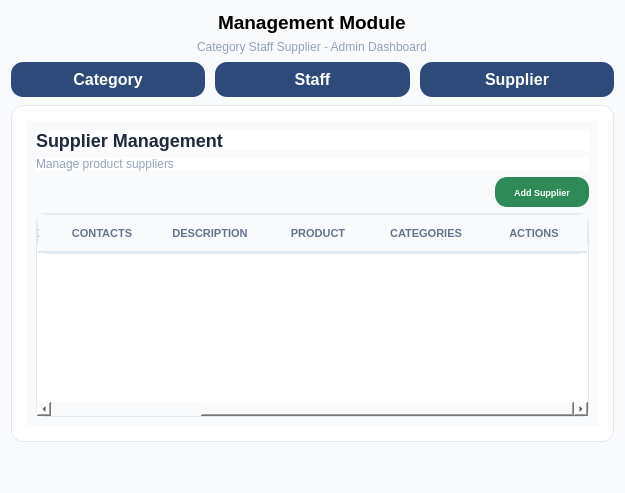
kriitikat/Sajilo-Bazarr, file ui/supplier.ui: the form before one commit.
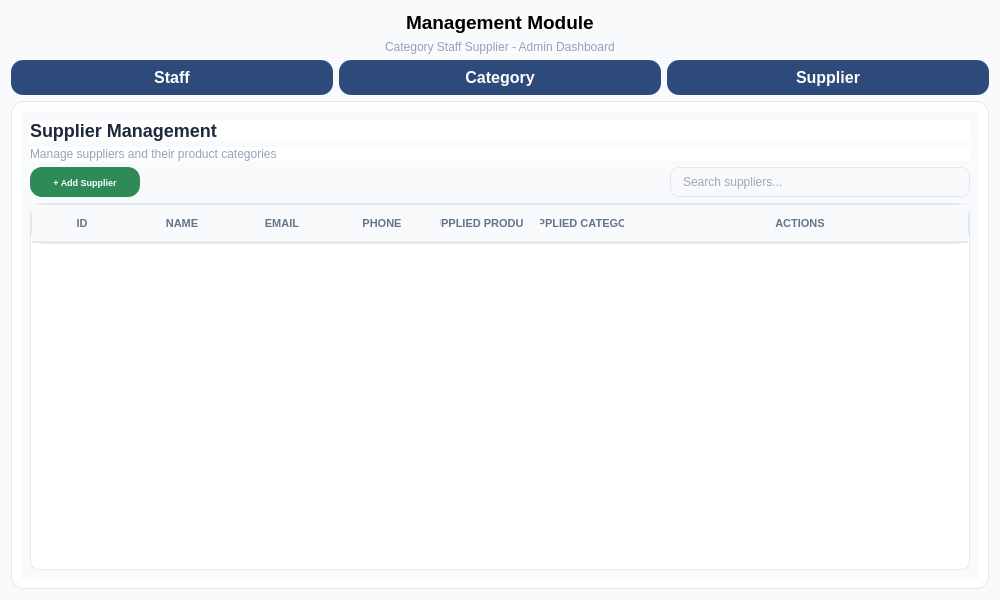
The form after the commit.

What changed in the file:
```diff
--- a/ui/supplier.ui
+++ b/ui/supplier.ui
@@ -6,13 +6,13 @@
    <rect>
     <x>0</x>
     <y>0</y>
-    <width>625</width>
-    <height>493</height>
+    <width>1000</width>
+    <height>600</height>
    </rect>
   </property>
   <property name="minimumSize">
    <size>
-    <width>450</width>
+    <width>500</width>
     <height>0</height>
    </size>
   </property>
@@ -26,9 +26,6 @@
   <property name="windowTitle">
    <string>Form</string>
   </property>
-  <property name="layoutDirection">
-   <enum>Qt::LayoutDirection::RightToLeft</enum>
-  </property>
   <property name="autoFillBackground">
    <bool>false</bool>
   </property>
@@ -38,7 +35,7 @@
     font-family: 'Segoe UI';
 }</string>
   </property>
-  <layout class="QVBoxLayout" name="verticalLayout">
+  <layout class="QVBoxLayout" name="verticalLayout_main">
    <item alignment="Qt::AlignmentFlag::AlignHCenter">
     <widget class="QLabel" name="ManagementModuletitle">
      <property name="minimumSize">
@@ -102,41 +99,7 @@
     </widget>
    </item>
    <item>
-    <layout class="QHBoxLayout" name="horizontalLayout">
-     <property name="spacing">
-      <number>10</number>
-     </property>
-     <property name="sizeConstraint">
-      <enum>QLayout::SizeConstraint::SetFixedSize</enum>
-     </property>
-     <property name="topMargin">
-      <number>2</number>
-     </property>
-     <property name="bottomMargin">
-      <number>2</number>
-     </property>
-     <item>
-      <widget class="QPushButton" name="navSupplierBtn">
-       <property name="styleSheet">
-        <string notr="true">QPushButton {
-    background-color: #2D4A7A;
-    border: none;
-    padding: 8px 16px;
-    color: white;
-    font-weight: bold;
-    border-radius:12px;
-}
-QPushButton:hover {
-    color:white;
-   background-color: #1B2A4A;
-    border-radius:12px;
-}</string>
-       </property>
-       <property name="text">
-        <string>Supplier</string>
-       </property>
-      </widget>
-     </item>
+    <layout class="QHBoxLayout" name="navLayout">
      <item>
       <widget class="QPushButton" name="navStaffBtn">
        <property name="styleSheet">
@@ -150,7 +113,7 @@
 }
 QPushButton:hover {
     color:white;
-   background-color: #1B2A4A;
+    background-color: #1B2A4A;
     border-radius:12px;
 }</string>
        </property>
@@ -172,7 +135,7 @@
 }
 QPushButton:hover {
     color:white;
-   background-color: #1B2A4A;
+    background-color: #1B2A4A;
     border-radius:12px;
 }</string>
        </property>
@@ -181,6 +144,28 @@
        </property>
       </widget>
      </item>
+     <item>
+      <widget class="QPushButton" name="navSupplierBtn">
+       <property name="styleSheet">
+        <string notr="true">QPushButton {
+    background-color: #2D4A7A;
+    border: none;
+    padding: 8px 16px;
+    color: white;
+    font-weight: bold;
+    border-radius:12px;
+}
+QPushButton:hover {
+    color:white;
+    background-color: #1B2A4A;
+    border-radius:12px;
+}</string>
+       </property>
+       <property name="text">
+        <string>Supplier</string>
+       </property>
+      </widget>
+     </item>
     </layout>
    </item>
    <item>
@@ -198,27 +183,10 @@
      <property name="frameShadow">
       <enum>QFrame::Shadow::Raised</enum>
      </property>
-     <layout class="QVBoxLayout" name="verticalLayout_2">
-      <property name="spacing">
-       <number>15</number>
-      </property>
-      <property name="leftMargin">
-       <number>15</number>
-      </property>
-      <property name="topMargin">
-       <number>15</number>
-      </property>
-      <property name="rightMargin">
-       <number>15</number>
-      </property>
-      <property name="bottomMargin">
-       <number>15</number>
-      </property>
+     <layout class="QVBoxLayout" name="cardLayout">
       <item>
-       <layout class="QVBoxLayout" name="verticalLayout_4">
-        <item>
-         <widget class="QWidget" name="widget" native="true">
-          <layout class="QVBoxLayout" name="verticalLayout_3">
+       <widget class="QWidget" name="cardInner" native="true">
+        <layout class="QVBoxLayout" name="innerLayout">
            <item>
             <widget class="QLabel" name="cardTitleLabel">
              <property name="font">
@@ -251,21 +219,23 @@
 }</string>
              </property>
              <property name="text">
-              <string>Manage product suppliers</string>
+            <string>Manage suppliers and their product categories</string>
              </property>
             </widget>
            </item>
            <item>
-            <widget class="QPushButton" name="addCategoryBtn">
+          <layout class="QHBoxLayout" name="toolbarLayout">
+           <item>
+            <widget class="QPushButton" name="addSupplierBtn">
              <property name="minimumSize">
               <size>
-               <width>90</width>
+               <width>110</width>
                <height>30</height>
               </size>
              </property>
              <property name="maximumSize">
               <size>
-               <width>94</width>
+               <width>120</width>
                <height>30</height>
               </size>
              </property>
@@ -278,30 +248,82 @@
              </property>
              <property name="styleSheet">
               <string notr="true">QPushButton {
-    background-color:#2E8B57;
+    background-color: #2E8B57;
     border: none;
     padding: 8px 16px;
     color: white;
     font-weight: bold;
-    border-radius: 12px !important;        /* Smooth, modern rounded corners */
-    font-family: &quot;Segoe UI&quot;, Arial;
+    border-radius: 12px;
+    font-family: "Segoe UI", Arial;
     font-size: 9px;
 }
 QPushButton:hover {
-    color:white;
-    background-color:#0B6623;
+    color: white;
+    background-color: #0B6623;
 }</string>
              </property>
              <property name="text">
-              <string>Add Supplier</string>
+              <string>+ Add Supplier</string>
              </property>
             </widget>
            </item>
            <item>
-            <widget class="QTableWidget" name="categoryTableWidget">
-             <property name="layoutDirection">
-              <enum>Qt::LayoutDirection::RightToLeft</enum>
+            <spacer name="toolbarSpacer">
+             <property name="orientation">
+              <enum>Qt::Orientation::Horizontal</enum>
              </property>
+             <property name="sizeHint" stdset="0">
+              <size>
+               <width>40</width>
+               <height>20</height>
+              </size>
+             </property>
+            </spacer>
+           </item>
+           <item>
+            <widget class="QLineEdit" name="searchEdit">
+             <property name="minimumSize">
+              <size>
+               <width>220</width>
+               <height>30</height>
+              </size>
+             </property>
+             <property name="maximumSize">
+              <size>
+               <width>300</width>
+               <height>30</height>
+              </size>
+             </property>
+             <property name="font">
+              <font>
+               <family>Segoe UI</family>
+               <pointsize>-1</pointsize>
+               <bold>false</bold>
+              </font>
+             </property>
+             <property name="styleSheet">
+              <string notr="true">QLineEdit {
+    border: 1px solid #e2e8f0;
+    border-radius: 8px;
+    padding: 4px 10px;
+    font-size: 12px;
+    background-color: #f8fafc;
+    color: #475569;
+}
+QLineEdit:focus {
+    border: 1px solid #2D4A7A;
+    background-color: #ffffff;
+}</string>
+             </property>
+             <property name="placeholderText">
+              <string>Search suppliers...</string>
+             </property>
+            </widget>
+           </item>
+          </layout>
+         </item>
+         <item>
+          <widget class="QTableWidget" name="supplierTable">
              <property name="styleSheet">
               <string notr="true">QTableWidget {
     border: 1px solid #e2e8f0;
@@ -310,19 +332,15 @@
     gridline-color: #f1f5f9;
     font-size: 13px;
 }
-
-/* FIX: Target text items specifically so it doesn't break custom cell widgets */
 QTableWidget::item {
-    padding: 6px 8px; /* Slightly reduced vertical padding for a sleek look */
+    padding: 12px 8px;
     border-bottom: 1px solid #f1f5f9;
     color: #475569;
 }
-
 QTableWidget::item:selected {
     background-color: #f0fdf4;
     color: #1e293b;
 }
-
 QHeaderView::section {
     background-color: #f8fafc;
     color: #64748b;
@@ -334,11 +352,17 @@
     text-transform: uppercase;
 }</string>
              </property>
-             <property name="sortingEnabled">
-              <bool>true</bool>
+           <property name="editTriggers">
+            <set>QAbstractItemView::EditTrigger::NoEditTriggers</set>
+           </property>
+           <property name="selectionBehavior">
+            <enum>QAbstractItemView::SelectionBehavior::SelectRows</enum>
+           </property>
+           <property name="columnCount">
+            <number>7</number>
              </property>
              <attribute name="horizontalHeaderMinimumSectionSize">
-              <number>108</number>
+            <number>90</number>
              </attribute>
              <attribute name="horizontalHeaderHighlightSections">
               <bool>false</bool>
@@ -346,70 +370,52 @@
              <attribute name="horizontalHeaderStretchLastSection">
               <bool>true</bool>
              </attribute>
-             <attribute name="verticalHeaderStretchLastSection">
-              <bool>true</bool>
-             </attribute>
-             <column>
-              <property name="text">
-               <string>ACTIONS</string>
-              </property>
-             </column>
-             <column>
-              <property name="text">
-               <string>CATEGORIES</string>
-              </property>
-             </column>
-             <column>
-              <property name="text">
-               <string>PRODUCT</string>
-              </property>
-             </column>
-             <column>
-              <property name="text">
-               <string>DESCRIPTION</string>
-              </property>
-             </column>
-             <column>
-              <property name="text">
-               <string>CONTACTS</string>
-              </property>
-             </column>
-             <column>
-              <property name="text">
-               <string>SUPPLIER NAME</string>
-              </property>
-             </column>
+           <attribute name="verticalHeaderVisible">
+            <bool>false</bool>
+           </attribute>
              <column>
               <property name="text">
                <string>ID</string>
               </property>
              </column>
+           <column>
+            <property name="text">
+             <string>NAME</string>
+            </property>
+           </column>
+           <column>
+            <property name="text">
+             <string>EMAIL</string>
+            </property>
+           </column>
+           <column>
+            <property name="text">
+             <string>PHONE</string>
+            </property>
+           </column>
+           <column>
+            <property name="text">
+             <string>SUPPLIED PRODUCT</string>
+            </property>
+           </column>
+           <column>
+            <property name="text">
+             <string>SUPPLIED CATEGORY</string>
+            </property>
+           </column>
+           <column>
+            <property name="text">
+             <string>ACTIONS</string>
+            </property>
+           </column>
             </widget>
            </item>
           </layout>
          </widget>
         </item>
        </layout>
-      </item>
-     </layout>
     </widget>
    </item>
-   <item>
-    <spacer name="verticalSpacer">
-     <property name="orientation">
-      <enum>Qt::Orientation::Vertical</enum>
-     </property>
-     <property name="sizeType">
-      <enum>QSizePolicy::Policy::Preferred</enum>
-     </property>
-     <property name="sizeHint" stdset="0">
-      <size>
-       <width>20</width>
-       <height>40</height>
-      </size>
-     </property>
-    </spacer>
-   </item>
   </layout>
  </widget>
  <resources/>
```
Lines whose indentation alone changed are shown as unchanged.
